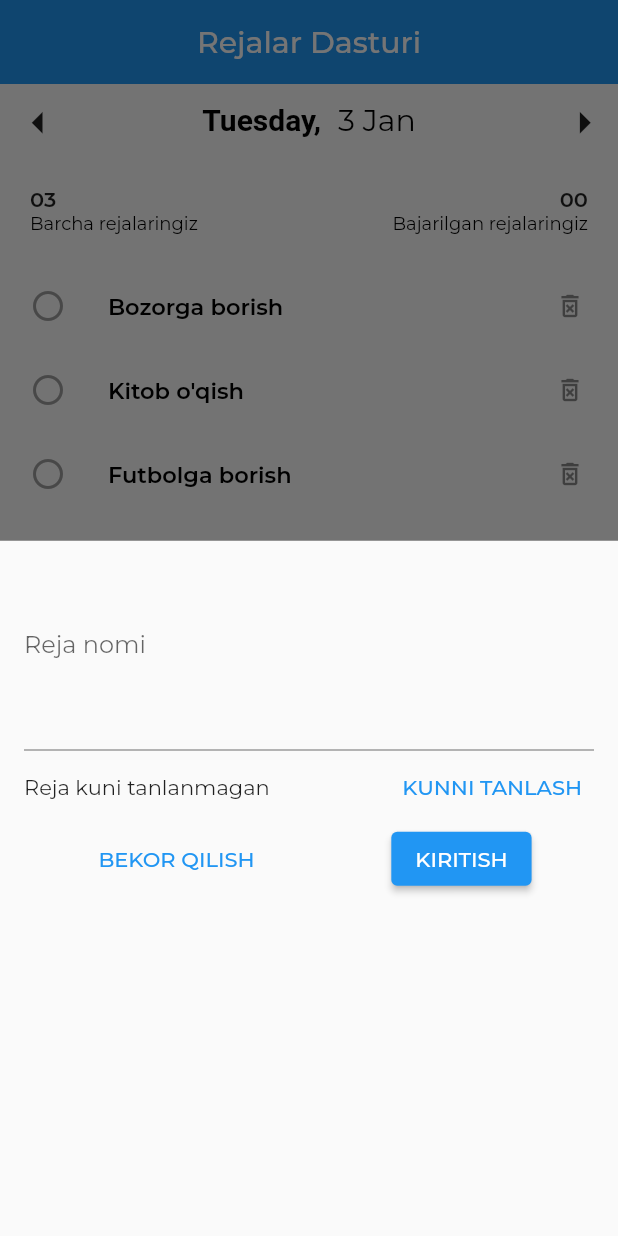
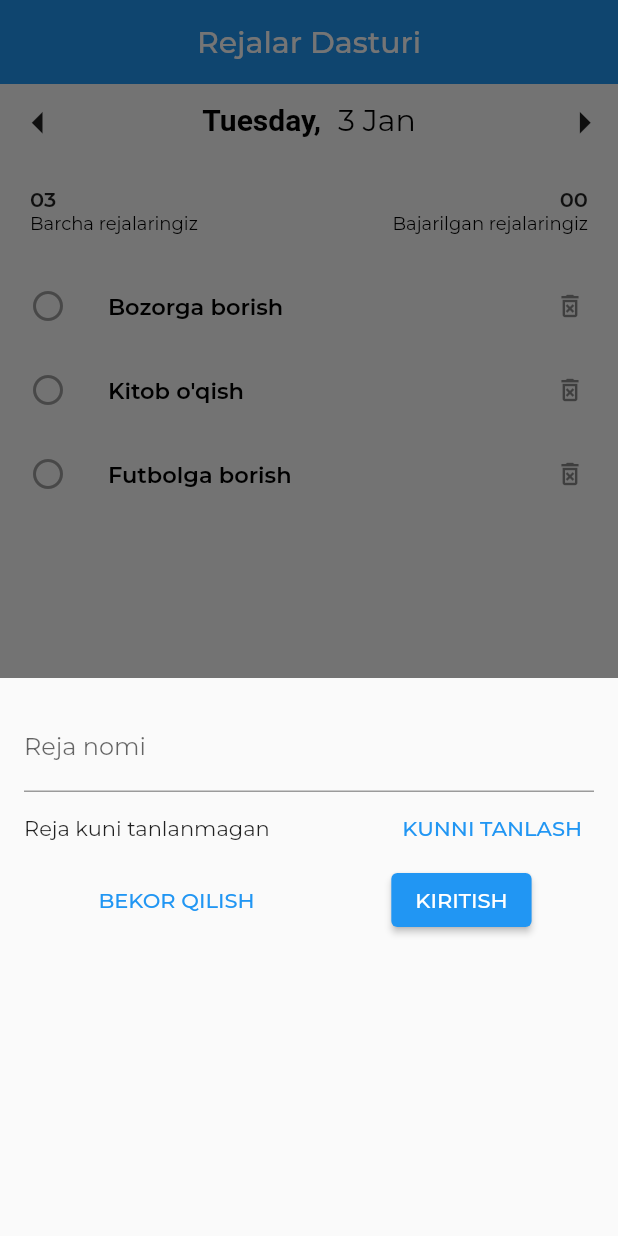
Before and after one commit to ravshankhx/rejalar_dasturi, a Flutter app: the screen it shows after launch, after a tap on the "add" icon, on a phone screen of 412 x 824 dp. Run offline on Flutter 3.47's test engine with Material 2 defaults, Android fonts, the phone set to English and light mode, and no system bars; our stand-ins replace google_fonts.

Commit message:
The End!

```diff
--- a/lib/main.dart
+++ b/lib/main.dart
@@ -3,6 +3,7 @@ import 'package:google_fonts/google_fonts.dart';
 import 'package:rejalar_dasturi/widgets/rejalar_malumoti.dart';
 import 'package:rejalar_dasturi/widgets/rejalar_royhati.dart';
 import 'package:rejalar_dasturi/widgets/rejalar_sanasi.dart';
+import 'package:rejalar_dasturi/widgets/yangi_reja.dart';
 
 import 'models/reja_modeli.dart';
 
@@ -26,12 +27,13 @@ class RejalarDasturi extends StatefulWidget {
 }
 
 class _RejalarDasturiState extends State<RejalarDasturi> {
-  List<RejaModeli> _rejalar = Rejalar().ruyxat;
+  // List<RejaModeli> _rejalar = Rejalar().ruyxat;
+
+  Rejalar _rejalar = Rejalar();
 
   DateTime _belgilanganKun = DateTime.now();
 
   void _sananiTanlash(BuildContext context) {
-
     showDatePicker(
             context: context,
             initialDate: DateTime.now(),
@@ -62,69 +64,51 @@ class _RejalarDasturiState extends State<RejalarDasturi> {
 
   void _bajarilganDebBelgila(String rejaId) {
     setState(() {
-      _rejalar.firstWhere((reja) => reja.id == rejaId).bajarildimiUzgartirish();
+      _rejalar.kunBoyichaRoyxat(_belgilanganKun)
+
+          .firstWhere((reja) => reja.id == rejaId)
+          .bajarildimiUzgartirish();
     });
   }
 
+  void _rejaniQoshish(String rejaNomi, DateTime rejaningKuni) {
+    setState(() {
+      _rejalar.addTodo(
+        rejaNomi,
+        rejaningKuni,
+      );
+    });
 
-  void _rejaniUchirish(String rejaId){
+    Navigator.of(context).pop();
+  }
 
+  void _rejaniUchirish(String rejaId) {
     setState(() {
-      _rejalar.removeWhere((reja) => reja.id == rejaId);
+      _rejalar.removeTodo(rejaId);
+      // _rejalar.kunBoyichaRoyxat(_belgilanganKun).removeWhere((reja) => reja.id == rejaId);
     });
   }
 
-  int get _rejalarSoni{
-    return _rejalar.length;
-  }
-  int get _bajarilganRejalarSoni{
-    return _rejalar.where((reja) => reja.bajarildi).length;
+  int get _rejalarSoni {
+    return _rejalar.kunBoyichaRoyxat(_belgilanganKun).length;
   }
 
+  int get _bajarilganRejalarSoni {
+    return _rejalar.kunBoyichaRoyxat(_belgilanganKun).where((reja) => reja.bajarildi).length;
+  }
 
-  void _rejaQoshishEkraniniOchish(BuildContext context){
-    showModalBottomSheet(context: context, builder: (ctx){
-      return Container(
-
-
-          padding: const EdgeInsets.symmetric(horizontal: 16),
-        child: Column(
-          children: [
-               TextField(
-                 keyboardType: TextInputType.multiline,
-                maxLines: 5,
-
-                decoration: InputDecoration(
-
-                  labelText: "Reja nomi"
-                ),
-
-              ),
-
-            Row(
-              mainAxisAlignment: MainAxisAlignment.spaceBetween,
-              children: [
-                Text("Reja kuni tanlanmagan"),
-                TextButton(onPressed: (){}, child: Text("KUNNI TANLASH"))
-              ],
-            ),
-            Row(
-              mainAxisAlignment: MainAxisAlignment.spaceAround,
-              children: [
-                TextButton(onPressed: (){}, child: Text("BEKOR QILISH"),),
-                ElevatedButton(onPressed: (){}, child: Text("KIRITISH"),)
-              ],
-            ),
-
-          ],
-        )
-      );
-    });
+  void _rejaQoshishEkraniniOchish(BuildContext context) {
+    showModalBottomSheet(
+      isDismissible: false,
+        isScrollControlled: true,
+        context: context,
+        builder: (ctx) {
+          return YangiReja(_rejaniQoshish);
+        });
   }
 
   @override
   Widget build(BuildContext context) {
-
     return Scaffold(
       appBar: AppBar(
         elevation: 0,
@@ -144,9 +128,9 @@ class _RejalarDasturiState extends State<RejalarDasturi> {
             _bajarilganRejalarSoni,
           ),
           RejalarRuyxati(
-            _rejalar,
+            _rejalar.kunBoyichaRoyxat(_belgilanganKun),
             _bajarilganDebBelgila,
-              _rejaniUchirish,
+            _rejaniUchirish,
           ),
         ],
       ),
--- a/lib/models/reja_modeli.dart
+++ b/lib/models/reja_modeli.dart
@@ -18,9 +18,31 @@ class Rejalar {
     RejaModeli(id: "r2", nomi: "Kitob o'qish", kuni: DateTime.now()),
     RejaModeli(id: "r3", nomi: "Futbolga borish", kuni: DateTime.now()),
   ];
+
   List<RejaModeli> get ruyxat {
     return _ruyxat;
   }
 
+  List<RejaModeli> kunBoyichaRoyxat(DateTime date) {
+    return _ruyxat
+        .where((todo) =>
+            todo.kuni.day == date.day &&
+            todo.kuni.month == date.month &&
+            todo.kuni.year == date.year)
+        .toList();
+  }
+
+  void addTodo(String rejaNomi, DateTime rejaKuni) {
+    _ruyxat.add(RejaModeli(
+      id: "r${_ruyxat.length + 1}",
+      nomi: rejaNomi,
+      kuni: rejaKuni,
+    ));
+  }
+
+  void removeTodo(String id){
+    _ruyxat.removeWhere((reja) => reja.id == id);
+  }
+
 
 }
--- a/lib/widgets/reja.dart
+++ b/lib/widgets/reja.dart
@@ -14,6 +14,7 @@ class Reja extends StatelessWidget {
 
   @override
   Widget build(BuildContext context) {
+    // print(reja);
     return ListTile(
       contentPadding: EdgeInsets.symmetric(horizontal: 8),
       leading: IconButton(
--- a/lib/widgets/rejalar_royhati.dart
+++ b/lib/widgets/rejalar_royhati.dart
@@ -17,7 +17,7 @@ class RejalarRuyxati extends StatelessWidget {
   @override
   Widget build(BuildContext context) {
     return Expanded(
-      child: ListView.builder(
+      child: rejalar.length>0 ? ListView.builder(
         itemBuilder: (ctx, index) {
           return Reja(
             rejalar[index],
@@ -26,6 +26,8 @@ class RejalarRuyxati extends StatelessWidget {
           );
         },
         itemCount: rejalar.length,
+      ):Center(
+        child: Text("Hozircha rejalar yo'q"),
       ),
     );
   }
--- /dev/null
+++ b/lib/widgets/yangi_reja.dart
@@ -0,0 +1,93 @@
+import 'package:flutter/material.dart';
+import 'package:intl/intl.dart';
+
+class YangiReja extends StatefulWidget {
+  final Function rejaniQoshish;
+
+  YangiReja(this.rejaniQoshish);
+
+  @override
+  State<YangiReja> createState() => _YangiRejaState();
+}
+
+class _YangiRejaState extends State<YangiReja> {
+  DateTime? _rejaqoshishgabelgilanganKun;
+  final _rejaNomiController = TextEditingController();
+
+  void _rejaniqoshishUchunKalendarniOchish(BuildContext context) {
+    showDatePicker(
+      context: context,
+      initialDate: DateTime.now(),
+      firstDate: DateTime.now(),
+      lastDate: DateTime(2024),
+    ).then((tanlanganKun) {
+      if (tanlanganKun != null) {
+        setState(() {
+          _rejaqoshishgabelgilanganKun = tanlanganKun;
+        });
+      }
+    });
+  }
+
+  void submit() {
+    if (_rejaNomiController.text.isEmpty ||
+        _rejaqoshishgabelgilanganKun == null) {
+      return;
+    }
+    widget.rejaniQoshish(
+        _rejaNomiController.text, _rejaqoshishgabelgilanganKun);
+  }
+
+  @override
+  Widget build(BuildContext context) {
+    return SingleChildScrollView(
+      child: Container(
+          padding: EdgeInsets.only(
+            top: 16,
+            right: 16,
+            left: 16,
+            bottom: MediaQuery.of(context).viewInsets.bottom > 0
+                ? MediaQuery.of(context).viewInsets.bottom + 16
+                : 200,
+          ),
+          child: Column(
+            children: [
+              TextField(
+                controller: _rejaNomiController,
+                decoration: InputDecoration(labelText: "Reja nomi"),
+              ),
+              Row(
+                mainAxisAlignment: MainAxisAlignment.spaceBetween,
+                children: [
+                  Text(
+                    _rejaqoshishgabelgilanganKun == null
+                        ? "Reja kuni tanlanmagan"
+                        : DateFormat("EEEE, d MMMM, YYYY")
+                            .format(_rejaqoshishgabelgilanganKun!),
+                  ),
+                  TextButton(
+                      onPressed: () =>
+                          _rejaniqoshishUchunKalendarniOchish(context),
+                      child: Text("KUNNI TANLASH"))
+                ],
+              ),
+              Row(
+                mainAxisAlignment: MainAxisAlignment.spaceAround,
+                children: [
+                  TextButton(
+                    onPressed: () {
+                      Navigator.of(context).pop();
+                    },
+                    child: Text("BEKOR QILISH"),
+                  ),
+                  ElevatedButton(
+                    onPressed: submit,
+                    child: Text("KIRITISH"),
+                  )
+                ],
+              ),
+            ],
+          )),
+    );
+  }
+}
```
